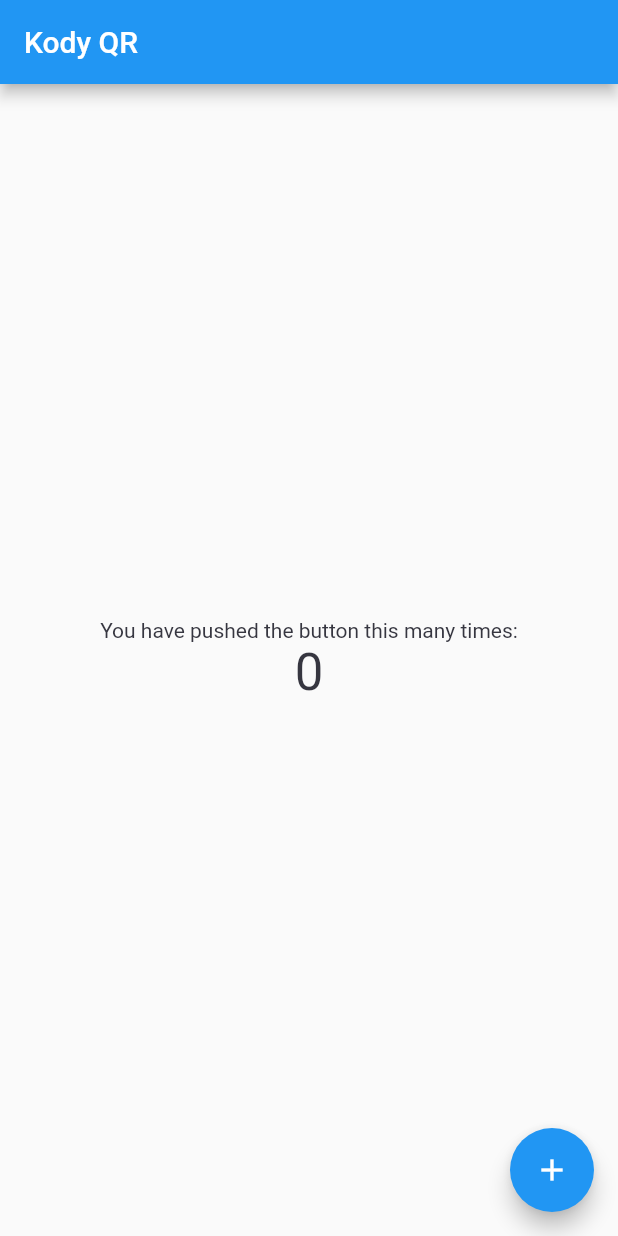
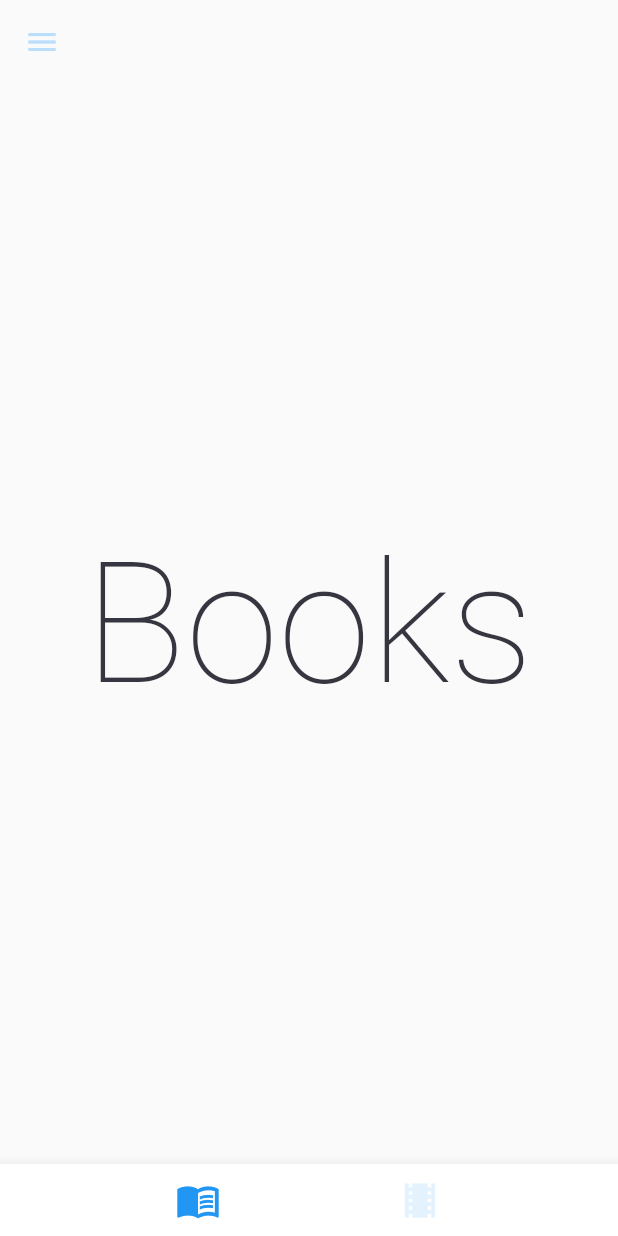
Before and after one commit to GeeA02/Books-and-Movies, a Flutter app: the screen it shows once a user with an empty profile is signed in, on a phone screen of 412 x 824 dp. Run offline on Flutter 3.47's test engine with Material 2 defaults, Android fonts, the phone set to English and light mode, and no system bars; our stand-ins replace firebase_auth, firebase_core, flutter_signin_button, google_sign_in; accounts and stored records are empty; Roboto replaces fonts that are missing (Montserrat).

Commit message:
Created book and movie pages

```diff
--- /dev/null
+++ b/lib/view/booksView.dart
@@ -0,0 +1,29 @@
+import 'package:flutter/material.dart';
+
+class BooksView extends StatelessWidget {
+  BooksView({Key key}) : super(key: key);
+
+  @override
+  Widget build(BuildContext context) {
+    return Scaffold(
+        body: Center(
+            child: Padding(
+      padding: EdgeInsets.all(30),
+      child: Container(
+        child: new Column(
+            mainAxisAlignment: MainAxisAlignment.spaceAround,
+            mainAxisSize: MainAxisSize.max,
+            crossAxisAlignment: CrossAxisAlignment.center,
+            children: <Widget>[
+              new Text(
+                "Books",
+                style: Theme.of(context).textTheme.headline1,
+                textAlign: TextAlign.center,
+              ),
+            ]),
+      ),
+    )));
+  }
+
+  void buttonPressed() {}
+}
--- a/lib/view/mainView.dart
+++ b/lib/view/mainView.dart
@@ -1,85 +1,136 @@
-import 'package:flutter/cupertino.dart';
+import 'package:books_and_movies/view/booksView.dart';
+import 'package:firebase_auth/firebase_auth.dart';
 import 'package:flutter/material.dart';
 
+import 'moviesView.dart';
+
+/// This is the stateful widget that the main application instantiates.
 class MainView extends StatefulWidget {
   MainView({Key key}) : super(key: key);
-
-  // This widget is the home page of your application. It is stateful, meaning
-  // that it has a State object (defined below) that contains fields that affect
-  // how it looks.
-
-  // This class is the configuration for the state. It holds the values (in this
-  // case the title) provided by the parent (in this case the App widget) and
-  // used by the build method of the State. Fields in a Widget subclass are
-  // always marked "final".
 
   @override
   _MainViewState createState() => _MainViewState();
 }
 
+/// This is the private State class that goes with MyStatefulWidget.
 class _MainViewState extends State<MainView> {
-  int _counter = 0;
+  final User user = FirebaseAuth.instance.currentUser;
 
-  void _incrementCounter() {
+  int _selectedIndex = 0;
+
+  static List<Widget> _widgetOptions = [
+    BooksView(),
+    MoviesView(),
+  ];
+
+  void _onItemTapped(int index) {
     setState(() {
-      // This call to setState tells the Flutter framework that something has
-      // changed in this State, which causes it to rerun the build method below
-      // so that the display can reflect the updated values. If we changed
-      // _counter without calling setState(), then the build method would not be
-      // called again, and so nothing would appear to happen.
-      _counter++;
+      _selectedIndex = index;
     });
   }
 
   @override
   Widget build(BuildContext context) {
-    // This method is rerun every time setState is called, for instance as done
-    // by the _incrementCounter method above.
-    //
-    // The Flutter framework has been optimized to make rerunning build methods
-    // fast, so that you can just rebuild anything that needs updating rather
-    // than having to individually change instances of widgets.
     return Scaffold(
       appBar: AppBar(
-        // Here we take the value from the MyHomePage object that was created by
-        // the App.build method, and use it to set our appbar title.
-        title: Text('Kody QR'),
+        backgroundColor: Colors.transparent,
+        iconTheme: IconThemeData(color: Theme.of(context).primaryColorLight),
+        elevation: 0.0,
       ),
+      //leftside menu
+      drawer: Drawer(
+          child: ListView(
+              // Important: Remove any padding from the ListView.
+              padding: EdgeInsets.zero,
+              children: <Widget>[
+            DrawerHeader(
+              //TODO edit the menu
+              child: Row(mainAxisAlignment: MainAxisAlignment.start, children: [
+                Container(
+                  padding: const EdgeInsets.only(top: 16, bottom: 16),
+                  alignment: Alignment.bottomLeft,
+                  child: Text("Menu"),
+                ),
+                Spacer(
+                  flex: 2,
+                ),
+                Container(
+                    padding: const EdgeInsets.only(top: 16, bottom: 16),
+                    alignment: Alignment.topRight,
+                    child: CircleAvatar(
+                      radius: 50,
+                      child: user.photoURL != null
+                          ? Image.network(user.photoURL)
+                          : Icon(Icons.person, size: 50),
+                    )),
+              ]),
+              decoration: BoxDecoration(
+                color: Theme.of(context).primaryColor,
+              ),
+            ),
+            ListTile(
+              title: Text('Historia wyszukiwania'),
+              onTap: () {
+                Navigator.pop(context);
+              },
+            ),
+            ListTile(
+              title: Text('Item 2'),
+              onTap: () {
+                // Update the state of the app
+                // ...
+                // Then close the drawer
+                Navigator.pop(context);
+              },
+            ),
+          ])),
       body: Center(
-        // Center is a layout widget. It takes a single child and positions it
-        // in the middle of the parent.
-        child: Column(
-          // Column is also a layout widget. It takes a list of children and
-          // arranges them vertically. By default, it sizes itself to fit its
-          // children horizontally, and tries to be as tall as its parent.
-          //
-          // Invoke "debug painting" (press "p" in the console, choose the
-          // "Toggle Debug Paint" action from the Flutter Inspector in Android
-          // Studio, or the "Toggle Debug Paint" command in Visual Studio Code)
-          // to see the wireframe for each widget.
-          //
-          // Column has various properties to control how it sizes itself and
-          // how it positions its children. Here we use mainAxisAlignment to
-          // center the children vertically; the main axis here is the vertical
-          // axis because Columns are vertical (the cross axis would be
-          // horizontal).
+        child: _widgetOptions.elementAt(_selectedIndex),
+      ),
+      bottomNavigationBar: BottomAppBar(
+          child: Container(
+            color: Theme.of(context).bottomAppBarColor,
+            child: Row(
+              mainAxisSize: MainAxisSize.max,
               mainAxisAlignment: MainAxisAlignment.center,
               children: <Widget>[
-            Text(
-              'You have pushed the button this many times:',
+                IconButton(
+                  //update the bottom app bar view each time an item is clicked
+                  onPressed: () {
+                    _onItemTapped(0);
+                  },
+                  iconSize: 30.0,
+                  icon: Icon(
+                    Icons.menu_book,
+                    //darken the icon if it is selected or else give it a different color
+                    color: _selectedIndex == 0
+                        ? Theme.of(context).primaryColor
+                        : Theme.of(context).secondaryHeaderColor,
                   ),
-            Text(
-              '$_counter',
-              style: Theme.of(context).textTheme.headline4,
+                ),
+                //to leave space in between the bottom app bar items and below the FAB
+                SizedBox(
+                  width: 100.0,
+                ),
+                IconButton(
+                  onPressed: () {
+                    _onItemTapped(1);
+                  },
+                  iconSize: 30.0,
+                  icon: Icon(
+                    Icons.local_movies,
+                    color: _selectedIndex == 1
+                        ? Theme.of(context).primaryColor
+                        : Theme.of(context).secondaryHeaderColor,
+                  ),
                 ),
               ],
             ),
           ),
-      floatingActionButton: FloatingActionButton(
-        onPressed: _incrementCounter,
-        tooltip: 'Increment',
-        child: Icon(Icons.add),
-      ), // This trailing comma makes auto-formatting nicer for build methods.
+          //to add a space between the FAB and BottomAppBar
+          shape: CircularNotchedRectangle(),
+          //color of the BottomAppBar
+          color: Theme.of(context).bottomAppBarColor),
     );
   }
 }
--- a/lib/view/signInView.dart
+++ b/lib/view/signInView.dart
@@ -32,7 +32,7 @@
       if (user == null) {
         print('User is currently signed out!');
       } else {
-        Navigator.pushReplacementNamed(context, '/main');
+        Navigator.pushReplacementNamed(context, '/main', arguments: user);
         print('User is signed in!');
       }
     });
@@ -364,7 +364,7 @@
         content: Text('Sign In ${user.uid} with Google'),
       ));
 
-      Navigator.pushReplacementNamed(context, '/main');
+      Navigator.pushReplacementNamed(context, '/main', arguments: user);
     } catch (e) {
       print(e);
       Scaffold.of(context).showSnackBar(
--- a/lib/view/signUpView.dart
+++ b/lib/view/signUpView.dart
@@ -110,7 +110,7 @@
       setState(() {
         _success = true;
         _userEmail = user.email;
-        Navigator.pushReplacementNamed(context, '/main');
+        Navigator.pushReplacementNamed(context, '/main', arguments: user);
       });
     } else {
       _success = false;
```
Also changed, not shown: lib/view/moviesView.dart (added, +29 -0 lines). Lines whose indentation alone changed are shown as unchanged.
